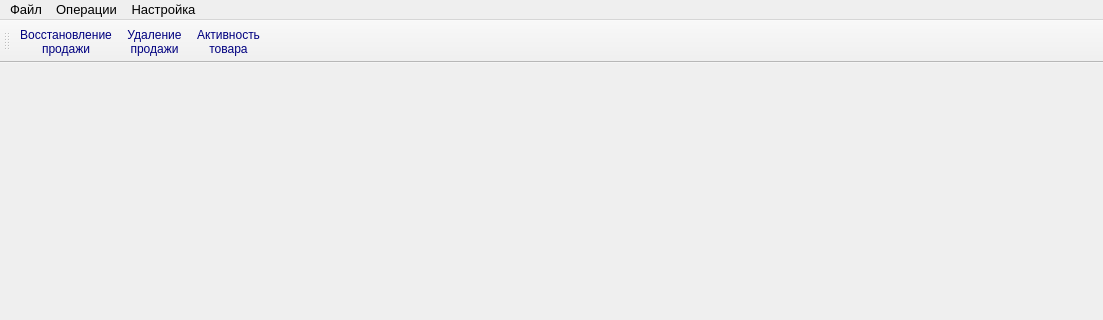
First picture: the form in mainwindow.ui, repository rust3128/MPosEdit, before the edit; both pictures show x 0 to 1103 and y 0 to 320 of the 1103 by 686 pixel window.
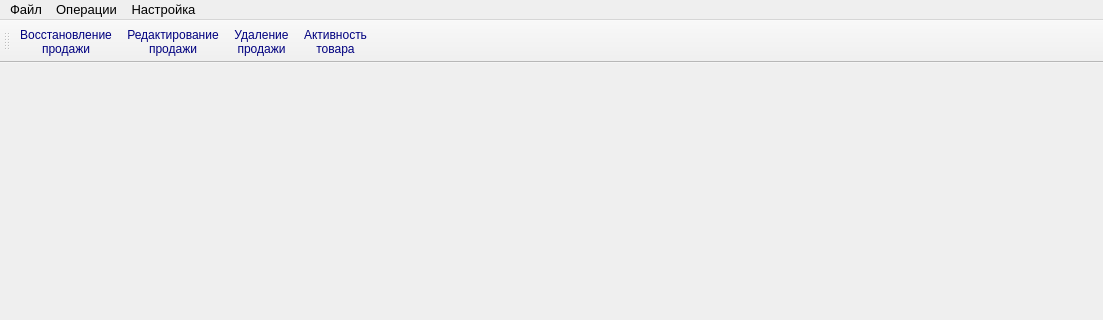
Second picture: the form after the edit. Icons and pictures are not drawn.

Patch:
```diff
--- a/mainwindow.ui
+++ b/mainwindow.ui
@@ -161,6 +161,7 @@
     <bool>false</bool>
    </attribute>
    <addaction name="actionLostCheck"/>
+   <addaction name="actionEdit"/>
    <addaction name="actionClearSaleorders"/>
    <addaction name="actionActivateArticles"/>
   </widget>
@@ -251,6 +252,19 @@
     <string>Восстановление продажи</string>
    </property>
   </action>
+  <action name="actionEdit">
+   <property name="icon">
+    <iconset resource="resourse.qrc">
+     <normaloff>:/Image/edit_data.png</normaloff>:/Image/edit_data.png</iconset>
+   </property>
+   <property name="text">
+    <string>Редактирование продажи</string>
+   </property>
+   <property name="iconText">
+    <string>Редактирование
+продажи</string>
+   </property>
+  </action>
  </widget>
  <layoutdefault spacing="6" margin="11"/>
  <resources>
```
Left out of the diff: 1 changed line with no effect on the pictures.
